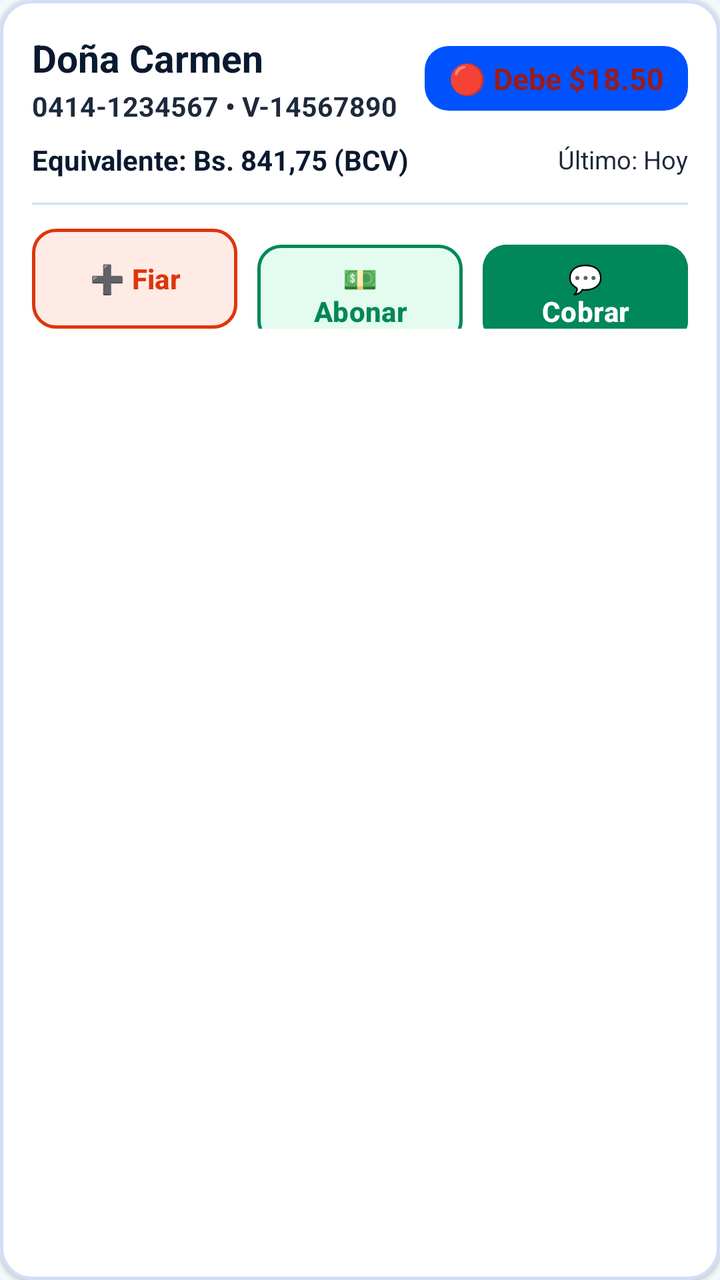
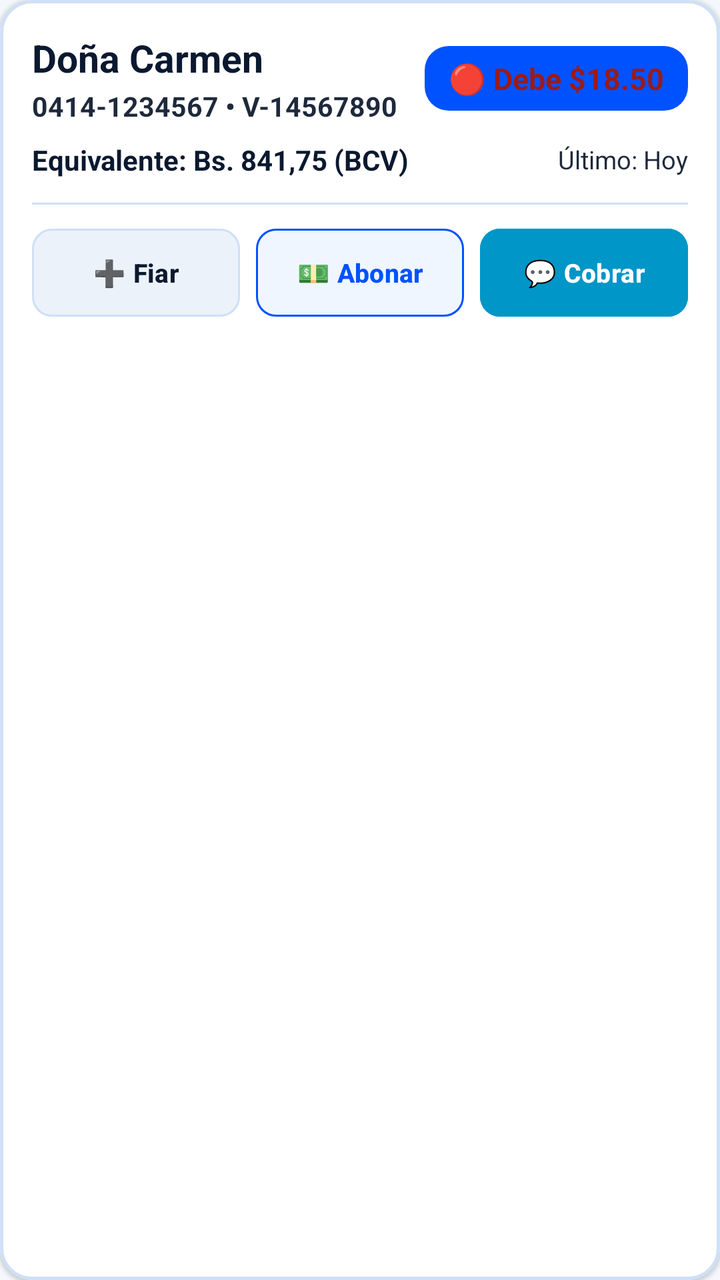

An Android layout rendered at two revisions. The XML below is the earlier revision; the diff shows what the commit changed to produce the second picture.
<!-- AndroidManifest.xml: application theme Theme.Zeasy -->
<!-- res/layout/item_debtor.xml -->
<?xml version="1.0" encoding="utf-8"?>
<com.google.android.material.card.MaterialCardView xmlns:android="http://schemas.android.com/apk/res/android"
    xmlns:app="http://schemas.android.com/apk/res-auto"
    android:layout_width="match_parent"
    android:layout_height="wrap_content"
    android:layout_marginBottom="12dp"
    app:cardCornerRadius="16dp"
    app:cardElevation="1dp"
    app:strokeColor="@color/border"
    app:strokeWidth="1.5dp"
    app:cardBackgroundColor="@color/surface">

    <LinearLayout
        android:layout_width="match_parent"
        android:layout_height="wrap_content"
        android:orientation="vertical"
        android:padding="16dp">

        
        <LinearLayout
            android:layout_width="match_parent"
            android:layout_height="wrap_content"
            android:orientation="horizontal"
            android:gravity="center_vertical">

            <LinearLayout
                android:layout_width="0dp"
                android:layout_height="wrap_content"
                android:layout_weight="1"
                android:orientation="vertical">

                <TextView
                    android:id="@+id/tvDebtorName"
                    android:layout_width="wrap_content"
                    android:layout_height="wrap_content"
                    android:text="Doña Carmen"
                    android:textStyle="bold"
                    android:textColor="@color/text_primary"
                    android:textSize="19sp" />

                <TextView
                    android:id="@+id/tvDebtorMeta"
                    android:layout_width="wrap_content"
                    android:layout_height="wrap_content"
                    android:text="0414-1234567 • V-14567890"
                    android:textColor="@color/text_secondary"
                    android:textStyle="bold"
                    android:textSize="13.5sp"
                    android:layout_marginTop="2dp" />
            </LinearLayout>

            <TextView
                android:id="@+id/tvDebtorStatusBadge"
                android:layout_width="wrap_content"
                android:layout_height="wrap_content"
                android:text="🔴 Debe $18.50"
                android:textStyle="bold"
                android:textSize="15sp"
                android:paddingHorizontal="12dp"
                android:paddingVertical="6dp"
                android:background="@drawable/bg_badge_rounded"
                android:textColor="#991B1B" />
        </LinearLayout>

        
        <LinearLayout
            android:layout_width="match_parent"
            android:layout_height="wrap_content"
            android:orientation="horizontal"
            android:layout_marginTop="8dp"
            android:gravity="center_vertical">

            <TextView
                android:id="@+id/tvDebtorBalanceVes"
                android:layout_width="0dp"
                android:layout_height="wrap_content"
                android:layout_weight="1"
                android:text="Equivalente: Bs. 841,75 (BCV)"
                android:textColor="@color/text_primary"
                android:textStyle="bold"
                android:textSize="14sp" />

            <TextView
                android:id="@+id/tvDebtorUpdatedTime"
                android:layout_width="wrap_content"
                android:layout_height="wrap_content"
                android:text="Último: Hoy"
                android:textColor="@color/text_secondary"
                android:textSize="12.5sp" />
        </LinearLayout>

        <View
            android:layout_width="match_parent"
            android:layout_height="1dp"
            android:background="@color/border"
            android:layout_marginVertical="12dp" />

        
        <LinearLayout
            android:layout_width="match_parent"
            android:layout_height="wrap_content"
            android:orientation="horizontal">

            <com.google.android.material.button.MaterialButton
                android:id="@+id/btnItemAddCharge"
                android:layout_width="0dp"
                android:layout_height="50dp"
                android:layout_weight="1"
                android:layout_marginEnd="5dp"
                android:text="➕ Fiar"
                android:textAllCaps="false"
                android:textSize="14sp"
                android:textStyle="bold"
                app:cornerRadius="12dp"
                android:backgroundTint="@color/expense_red_bg"
                android:textColor="@color/expense_red"
                android:insetTop="0dp"
                android:insetBottom="0dp"
                app:strokeWidth="1.5dp"
                app:strokeColor="@color/expense_red" />

            <com.google.android.material.button.MaterialButton
                android:id="@+id/btnItemAddPayment"
                android:layout_width="0dp"
                android:layout_height="50dp"
                android:layout_weight="1"
                android:layout_marginHorizontal="5dp"
                android:text="💵 Abonar"
                android:textAllCaps="false"
                android:textSize="14sp"
                android:textStyle="bold"
                app:cornerRadius="12dp"
                android:backgroundTint="@color/income_green_bg"
                android:textColor="@color/income_green"
                android:insetTop="0dp"
                android:insetBottom="0dp"
                app:strokeWidth="1.5dp"
                app:strokeColor="@color/income_green" />

            <com.google.android.material.button.MaterialButton
                android:id="@+id/btnItemWhatsApp"
                android:layout_width="0dp"
                android:layout_height="50dp"
                android:layout_weight="1"
                android:layout_marginStart="5dp"
                android:text="💬 Cobrar"
                android:textAllCaps="false"
                android:textSize="14sp"
                android:textStyle="bold"
                app:cornerRadius="12dp"
                android:backgroundTint="#00875A"
                android:textColor="@color/white"
                android:insetTop="0dp"
                android:insetBottom="0dp" />
        </LinearLayout>

    </LinearLayout>
</com.google.android.material.card.MaterialCardView>
<!-- resources referenced by this layout -->
<resources>
  <color name="border">#CFE0F5</color>
  <color name="expense_red">#DE350B</color>
  <color name="expense_red_bg">#FFEBE6</color>
  <color name="income_green">#00875A</color>
  <color name="income_green_bg">#E3FCEF</color>
  <color name="surface">#FFFFFF</color>
  <color name="text_primary">#0A192F</color>
  <color name="text_secondary">#1E293B</color>
  <color name="white">#FFFFFF</color>
  <!-- drawable bg_badge_rounded (drawable) -->
  <?xml version="1.0" encoding="utf-8"?>
  <shape xmlns:android="http://schemas.android.com/apk/res/android"
      android:shape="rectangle">
      <corners android:radius="12dp" />
      <solid android:color="@color/accent_blue" />
  </shape>
  <style name="Theme.Zeasy" parent="Theme.Material3.DayNight.NoActionBar">
          
          <item name="colorPrimary">@color/accent_green</item>
          <item name="colorPrimaryContainer">@color/accent_green_bg</item>
          <item name="colorOnPrimary">@color/white</item>
          <item name="colorSecondary">@color/accent_blue</item>
          <item name="colorSecondaryContainer">@color/accent_blue_bg</item>
  
          
          <item name="android:colorBackground">@color/background</item>
  
          
          <item name="android:textColor">@color/text_primary</item>
  
          
          <item name="bottomNavigationStyle">@style/Widget.Zeasy.BottomNavigationView</item>
      </style>
  <color name="accent_blue">#0052FF</color>
  <color name="accent_green">#00875A</color>
  <color name="accent_green_bg">#E3FCEF</color>
  <color name="accent_blue_bg">#EFF6FF</color>
  <color name="background">#F4F8FC</color>
  <style name="Widget.Zeasy.BottomNavigationView" parent="Widget.Material3.BottomNavigationView">
          <item name="itemRippleColor">@color/accent_green_bg</item>
          <item name="android:background">@color/surface</item>
          <item name="itemIconTint">@color/nav_selector</item>
          <item name="itemTextColor">@color/nav_selector</item>
      </style>
</resources>

<!-- the commit's change to res/layout/item_debtor.xml (unified diff, before → after) -->
@@ -99,56 +99,69 @@
         <LinearLayout
             android:layout_width="match_parent"
             android:layout_height="wrap_content"
-            android:orientation="horizontal">
+            android:orientation="horizontal"
+            android:gravity="center_vertical">
 
             <com.google.android.material.button.MaterialButton
                 android:id="@+id/btnItemAddCharge"
                 android:layout_width="0dp"
-                android:layout_height="50dp"
+                android:layout_height="44dp"
                 android:layout_weight="1"
-                android:layout_marginEnd="5dp"
+                android:layout_marginEnd="4dp"
                 android:text="➕ Fiar"
                 android:textAllCaps="false"
-                android:textSize="14sp"
+                android:textSize="13sp"
                 android:textStyle="bold"
-                app:cornerRadius="12dp"
-                android:backgroundTint="@color/expense_red_bg"
-                android:textColor="@color/expense_red"
+                android:singleLine="true"
+                android:maxLines="1"
+                android:ellipsize="end"
+                android:paddingHorizontal="6dp"
+                app:cornerRadius="10dp"
+                android:backgroundTint="@color/surface_variant"
+                android:textColor="@color/text_primary"
                 android:insetTop="0dp"
                 android:insetBottom="0dp"
-                app:strokeWidth="1.5dp"
-                app:strokeColor="@color/expense_red" />
+                app:strokeWidth="1dp"
+                app:strokeColor="@color/border" />
 
             <com.google.android.material.button.MaterialButton
                 android:id="@+id/btnItemAddPayment"
                 android:layout_width="0dp"
-                android:layout_height="50dp"
+                android:layout_height="44dp"
                 android:layout_weight="1"
-                android:layout_marginHorizontal="5dp"
+                android:layout_marginHorizontal="4dp"
                 android:text="💵 Abonar"
                 android:textAllCaps="false"
-                android:textSize="14sp"
+                android:textSize="13sp"
                 android:textStyle="bold"
-                app:cornerRadius="12dp"
-                android:backgroundTint="@color/income_green_bg"
-                android:textColor="@color/income_green"
+                android:singleLine="true"
+                android:maxLines="1"
+                android:ellipsize="end"
+                android:paddingHorizontal="6dp"
+                app:cornerRadius="10dp"
+                android:backgroundTint="@color/accent_blue_bg"
+                android:textColor="@color/accent_blue"
                 android:insetTop="0dp"
                 android:insetBottom="0dp"
-                app:strokeWidth="1.5dp"
-                app:strokeColor="@color/income_green" />
+                app:strokeWidth="1dp"
+                app:strokeColor="@color/accent_blue" />
 
             <com.google.android.material.button.MaterialButton
                 android:id="@+id/btnItemWhatsApp"
                 android:layout_width="0dp"
-                android:layout_height="50dp"
+                android:layout_height="44dp"
                 android:layout_weight="1"
-                android:layout_marginStart="5dp"
+                android:layout_marginStart="4dp"
                 android:text="💬 Cobrar"
                 android:textAllCaps="false"
-                android:textSize="14sp"
+                android:textSize="13sp"
                 android:textStyle="bold"
-                app:cornerRadius="12dp"
-                android:backgroundTint="#00875A"
+                android:singleLine="true"
+                android:maxLines="1"
+                android:ellipsize="end"
+                android:paddingHorizontal="6dp"
+                app:cornerRadius="10dp"
+                android:backgroundTint="@color/accent_cyan"
                 android:textColor="@color/white"
                 android:insetTop="0dp"
                 android:insetBottom="0dp" />
<!-- resource entries referenced after the edit -->
@@ -1,11 +1,8 @@
 <!-- resources referenced by this layout -->
 <resources>
   <color name="border">#CFE0F5</color>
-  <color name="expense_red">#DE350B</color>
-  <color name="expense_red_bg">#FFEBE6</color>
-  <color name="income_green">#00875A</color>
-  <color name="income_green_bg">#E3FCEF</color>
   <color name="surface">#FFFFFF</color>
+  <color name="surface_variant">#EBF2FA</color>
   <color name="text_primary">#0A192F</color>
   <color name="text_secondary">#1E293B</color>
   <color name="white">#FFFFFF</color>
@@ -37,6 +34,7 @@
   <color name="accent_green">#00875A</color>
   <color name="accent_green_bg">#E3FCEF</color>
   <color name="accent_blue_bg">#EFF6FF</color>
+  <color name="accent_cyan">#0096C7</color>
   <color name="background">#F4F8FC</color>
   <style name="Widget.Zeasy.BottomNavigationView" parent="Widget.Material3.BottomNavigationView">
           <item name="itemRippleColor">@color/accent_green_bg</item>
